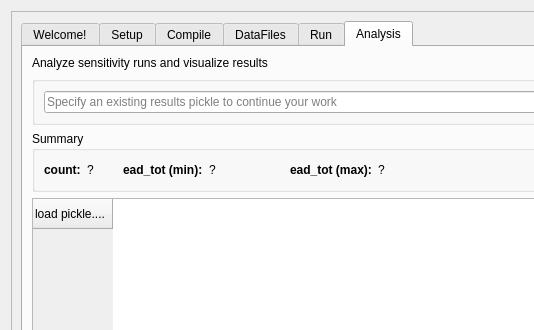
Old version of the form canflood/sensi/sensi.ui in the repository NRCan/CanFlood; both pictures show x 0 to 534 and y 0 to 330 of the 999 by 700 pixel window.
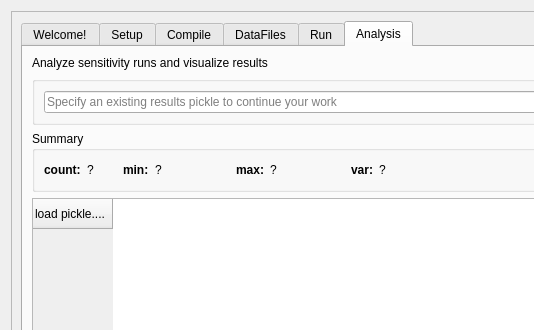
New version of the form. The open tabs and pages were chosen to show the change. Icons and pictures are not drawn.

Patch:
```diff
--- a/canflood/sensi/sensi.ui
+++ b/canflood/sensi/sensi.ui
@@ -1522,7 +1522,7 @@
                  </font>
                 </property>
                 <property name="text">
-                 <string>ead_tot (min):</string>
+                 <string>min:</string>
                 </property>
                </widget>
               </item>
@@ -1554,7 +1554,7 @@
                  </font>
                 </property>
                 <property name="text">
-                 <string>ead_tot (max):</string>
+                 <string>max:</string>
                 </property>
                </widget>
               </item>
@@ -1577,6 +1577,32 @@
                 </property>
                </widget>
               </item>
+              <item>
+               <widget class="QLabel" name="label_4">
+                <property name="font">
+                 <font>
+                  <weight>75</weight>
+                  <bold>true</bold>
+                 </font>
+                </property>
+                <property name="text">
+                 <string>var:</string>
+                </property>
+               </widget>
+              </item>
+              <item>
+               <widget class="QLabel" name="label_A_S_eVar">
+                <property name="minimumSize">
+                 <size>
+                  <width>75</width>
+                  <height>0</height>
+                 </size>
+                </property>
+                <property name="text">
+                 <string>?</string>
+                </property>
+               </widget>
+              </item>
               <item>
                <spacer name="horizontalSpacer_5">
                 <property name="orientation">
```
Left out of the diff: 38 changed lines with no effect on the pictures.
